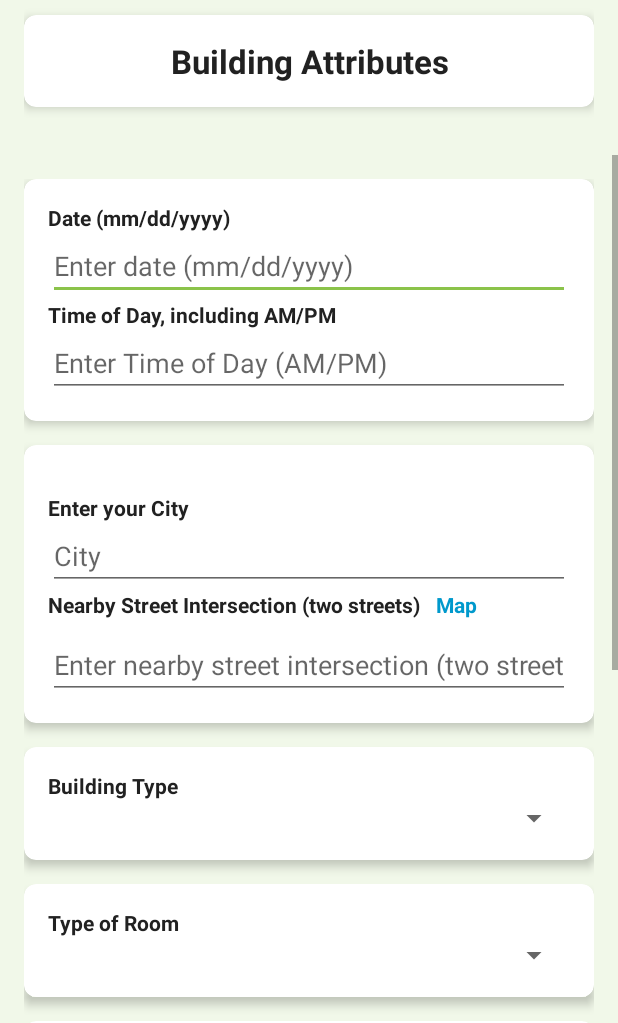
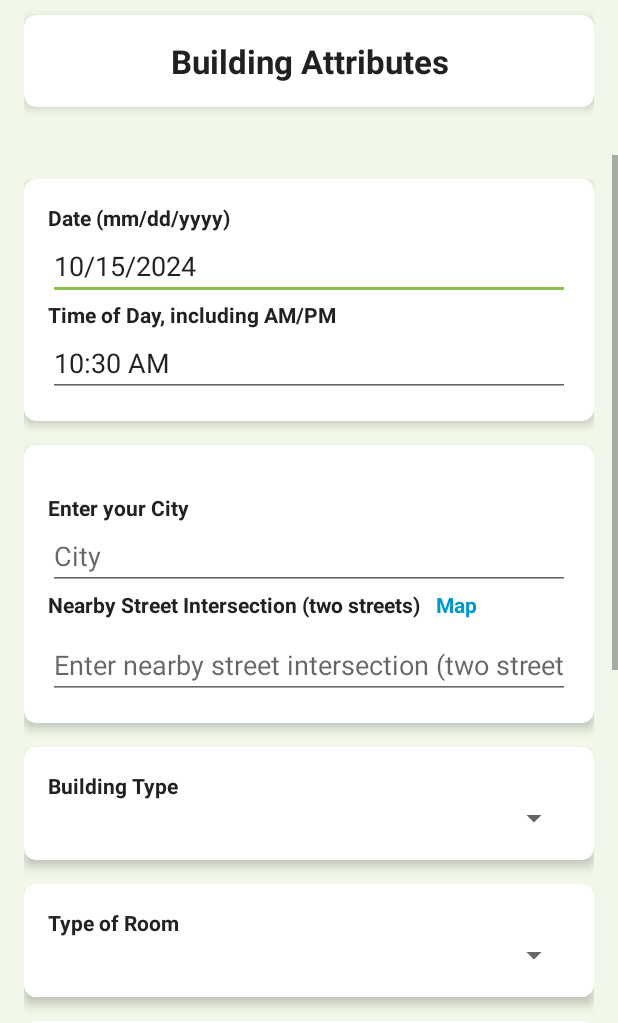
Before and after one commit to psbrar2002/IEQ-Project, an Android app: the BuildingAttributesActivity screen opened directly, with no data from a screen before it, on a phone screen of 412 x 824 dp, the part 213-1236 px from its top. Run offline under Robolectric (Android 15) with nearby library versions, the phone set to English and light mode, and no system bars; our stand-ins replace Firebase (no records; nobody signed in at launch, a user with empty details on screens opened directly); libraries missing offline, so code that uses them is left out: org.osmdroid.config, org.osmdroid.util, org.osmdroid.views; pictures from the network do not load; 1 statement that could not run was skipped.

Commit message:
Added autopopulation of Date and Time of Day for Building Attributes.

```diff
--- a/app/src/main/java/com/tst/ieqproject/BuildingAttributesActivity.kt
+++ b/app/src/main/java/com/tst/ieqproject/BuildingAttributesActivity.kt
@@ -7,6 +7,7 @@ import android.net.Uri
 import android.os.Bundle
 import android.preference.PreferenceManager
 import android.text.SpannableString
+import android.text.format.DateFormat
 import android.text.style.UnderlineSpan
 import android.util.Log
 import android.view.View
@@ -24,6 +25,9 @@ import org.osmdroid.config.Configuration
 import org.osmdroid.util.GeoPoint
 import org.osmdroid.views.CustomZoomButtonsController
 import org.osmdroid.views.MapView
+import java.text.SimpleDateFormat
+import java.util.Calendar
+import java.util.Locale
 
 class BuildingAttributesActivity : AppCompatActivity() {
 
@@ -95,6 +99,24 @@ class BuildingAttributesActivity : AppCompatActivity() {
         timeOfDayEditText = findViewById(R.id.timeOfDayEditText)
         seasonSpinner = findViewById(R.id.seasonSpinner)
         ieqScoreTextView2 = findViewById(R.id.ieqScoreTextView2)
+        val dateEditText: EditText = findViewById(R.id.dateEditText)
+        val timeOfDayEditText: EditText = findViewById(R.id.timeOfDayEditText)
+
+        // Get current date and time
+        val calendar = Calendar.getInstance()
+
+        // Format the date as mm/dd/yyyy
+        val dateFormat = SimpleDateFormat("MM/dd/yyyy", Locale.getDefault())
+        val currentDate = dateFormat.format(calendar.time)
+
+
+        dateEditText.setText(currentDate)
+
+        // Format the time as hh:mm AM/PM
+        val timeFormat = DateFormat.getTimeFormat(this)
+        val currentTime = timeFormat.format(calendar.time)
+
+        timeOfDayEditText.setText(currentTime)
 
         // Setup Spinner Listeners
         buildingTypeSpinner.onItemSelectedListener = object : AdapterView.OnItemSelectedListener {
@@ -256,8 +278,7 @@ class BuildingAttributesActivity : AppCompatActivity() {
         squareFootageSpinner.setSelection(getSpinnerIndex(R.id.squareFootageSpinner, sharedPreferences.getString("squareFootage2", "")!!))
         gpsLocationEditText.setText(sharedPreferences.getString("gpsLocation2", ""))
         ageOfBuildingEditText.setText(sharedPreferences.getString("ageOfBuilding2", ""))
-        dateEditText.setText(sharedPreferences.getString("date2", ""))
-        timeOfDayEditText.setText(sharedPreferences.getString("timeOfDay2", ""))
+
         seasonSpinner.setSelection(getSpinnerIndex(R.id.seasonSpinner, sharedPreferences.getString("season2", "")!!))
         findViewById<EditText>(R.id.cityEditText).setText(sharedPreferences.getString("city", "")) // Restore City
         updateIEQScore2()
```
